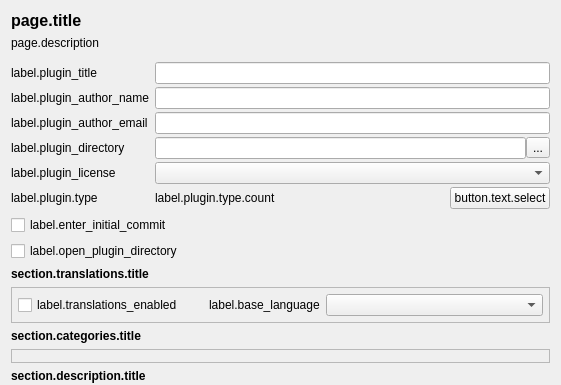
Above: plugin_dialog.ui from rdswift/picard-plugin-create-plugin before the change; both pictures show x 0 to 561 and y 0 to 385 of the 561 by 593 pixel window. Below: the same form after it.
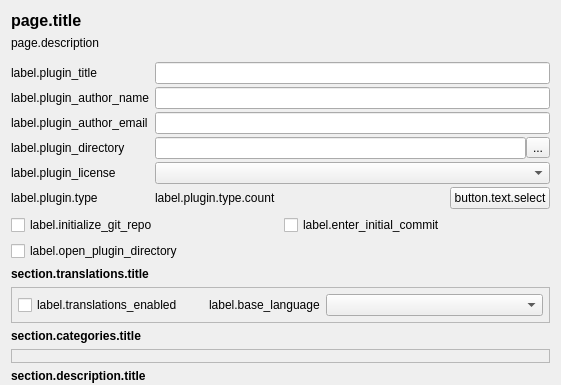
That is the form after the change.

Patch:
```diff
--- a/plugin_dialog.ui
+++ b/plugin_dialog.ui
@@ -231,6 +231,21 @@
     </layout>
    </item>
    <item>
+    <layout class="QHBoxLayout" name="horizontalLayout_3">
+     <property name="topMargin">
+      <number>0</number>
+     </property>
+     <item>
+      <widget class="QCheckBox" name="initialize_git_repo">
+       <property name="toolTip">
+        <string>tooltip.initialize_git_repo</string>
+       </property>
+       <property name="text">
+        <string>label.initialize_git_repo</string>
+       </property>
+      </widget>
+     </item>
+     <item>
     <widget class="QCheckBox" name="enter_initial_commit">
      <property name="toolTip">
       <string>tooltip.enter_initial_commit</string>
@@ -240,6 +255,8 @@
      </property>
     </widget>
    </item>
+    </layout>
+   </item>
    <item>
     <widget class="QCheckBox" name="open_plugin_directory">
      <property name="toolTip">
```
Left out of the diff: 1 changed line with no effect on the pictures. Lines whose indentation alone changed are shown as unchanged.
